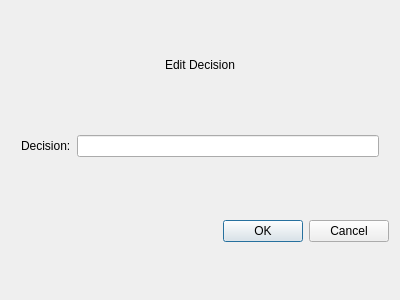
This is UI/edit_option.ui in alxhoff/Useless-Decision-Maker as Qt 5 draws it before an edit. The edited form follows.
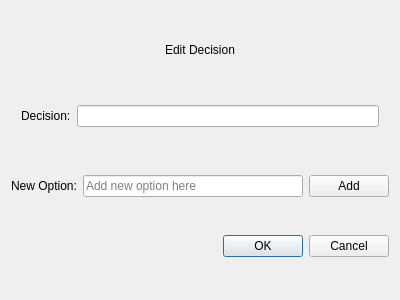
This is the edited form.

Commit message: Added option adding to decisions

The edit to the form file:
```diff
--- a/UI/edit_option.ui
+++ b/UI/edit_option.ui
@@ -59,6 +59,31 @@
                     </item>
                 </layout>
             </item>
+   <item>
+    <layout class="QHBoxLayout" name="horizontalLayout_2">
+     <item>
+      <widget class="QLabel" name="label_2">
+       <property name="text">
+        <string>New Option:</string>
+       </property>
+      </widget>
+     </item>
+     <item>
+      <widget class="QLineEdit" name="lineEditOption">
+       <property name="placeholderText">
+        <string>Add new option here</string>
+       </property>
+      </widget>
+     </item>
+     <item>
+      <widget class="QPushButton" name="pushButtonAddOption">
+       <property name="text">
+        <string>Add</string>
+       </property>
+      </widget>
+     </item>
+    </layout>
+   </item>
             <item>
                 <layout class="QVBoxLayout" name="verticalLayoutOptions"/>
             </item>
```
Lines whose indentation alone changed are shown as unchanged. The commit also changes 4 other files.
